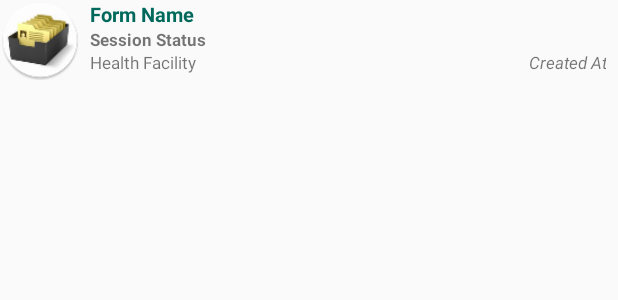
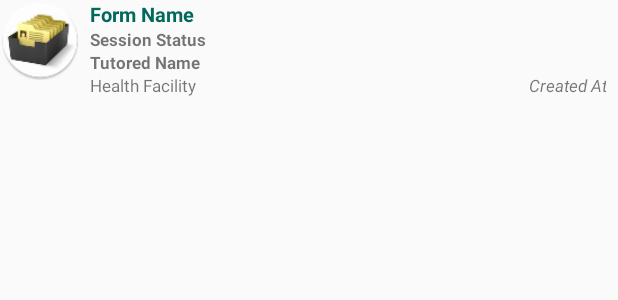
Before and after one commit to csaude/mentoring-mobile, an Android app: the layout list_mentorship.xml on its own in the app's theme, with its tools: preview values and no code run, on a phone screen of 412 x 824 dp. Shown: the top 300 px of the screen. Run offline under Robolectric (Android 15) with nearby library versions, the phone set to English and light mode, and no system bars.

Commit message:
Fix Mentorship List Layout

```diff
--- a/app/src/main/res/layout/list_mentorship.xml
+++ b/app/src/main/res/layout/list_mentorship.xml
@@ -3,6 +3,10 @@
     android:layout_width="match_parent"
     android:layout_height="wrap_content"
     android:orientation="horizontal">
+
+    <FrameLayout
+        android:layout_width="60dp"
+        android:layout_height="60dp">
 
         <ImageView
             android:id="@+id/mentorship_image"
@@ -10,6 +14,18 @@
             android:layout_height="54dp"
             android:layout_marginRight="6dp"
             android:src="@mipmap/ic_process" />
+
+        <ImageView
+            android:id="@+id/selected_row"
+            android:layout_width="20dp"
+            android:layout_height="20dp"
+            android:layout_gravity="bottom|end"
+            android:background="@drawable/selected_row_icon"
+            android:scaleType="centerCrop"
+            android:src="@mipmap/ic_check"
+            android:visibility="gone" />
+
+    </FrameLayout>
 
     <LinearLayout
         android:layout_width="match_parent"
@@ -31,6 +47,14 @@
             android:layout_width="wrap_content"
             android:layout_height="wrap_content"
             android:text="Session Status"
+            android:textSize="5pt"
+            android:textStyle="bold" />
+
+        <TextView
+            android:id="@+id/tutored_name"
+            android:layout_width="wrap_content"
+            android:layout_height="wrap_content"
+            android:text="Tutored Name"
             android:textSize="5pt"
             android:textStyle="bold" />
 
```
Lines whose indentation alone changed are shown as unchanged.
